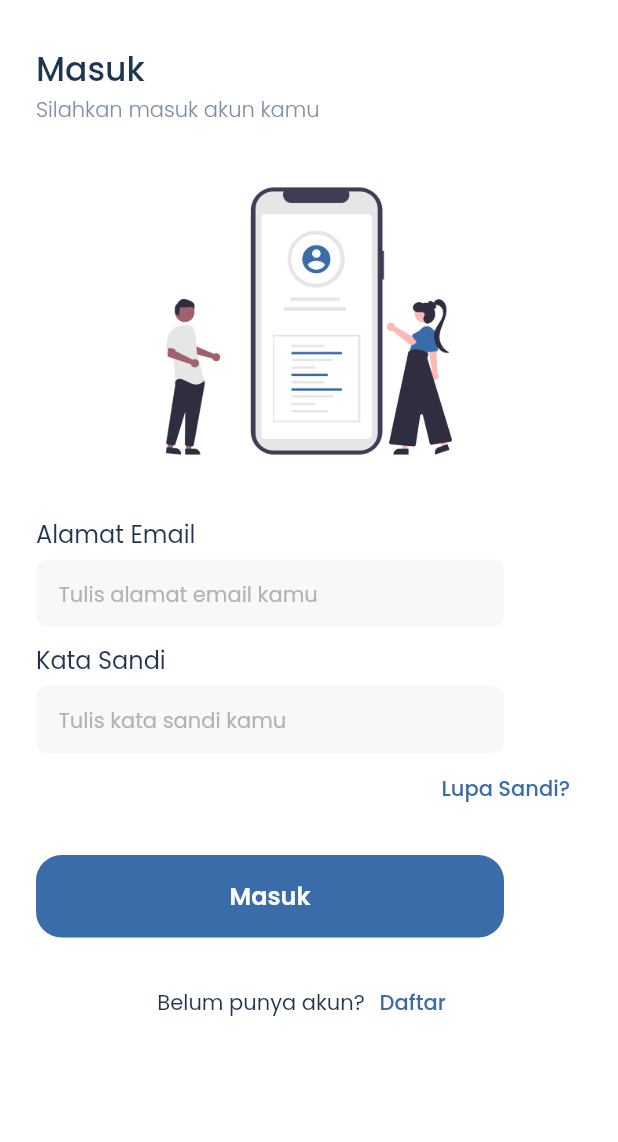
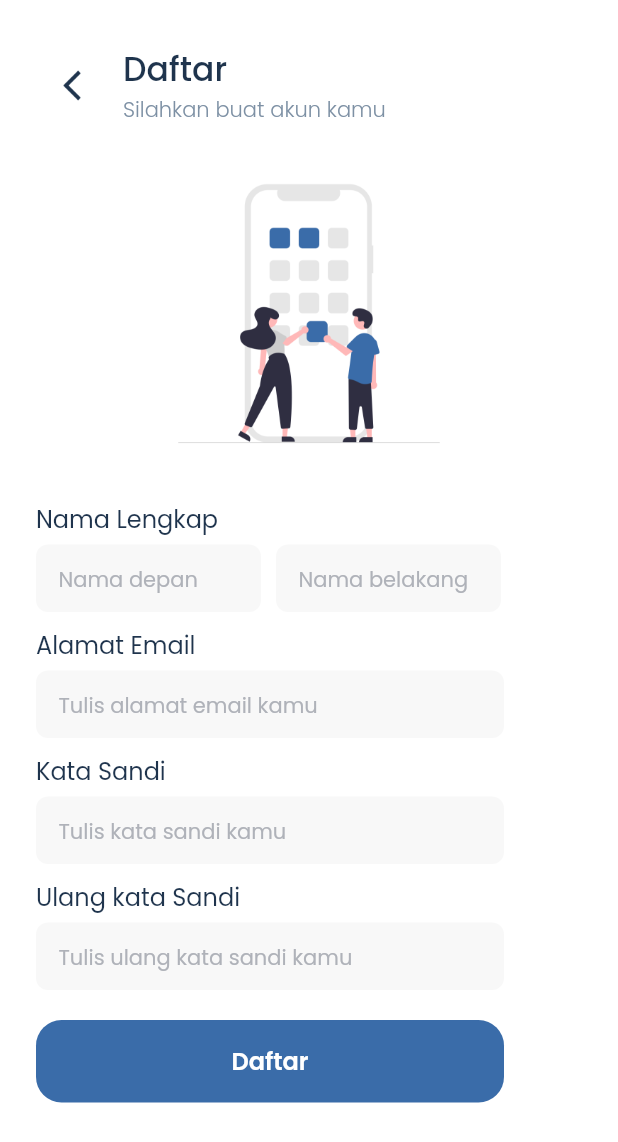
Before and after one commit to nadiamrnt/peka, a Flutter app: the screen it shows after launch, after a tap on "Daftar", on a phone screen of 412 x 824 dp. Shown: the top 1142 px of the screen. Run offline on Flutter 3.47's test engine with Material 2 defaults, Android fonts, the phone set to English and light mode, and no system bars; our stand-ins replace google_fonts.

Commit message:
Membuat halaman sign up

```diff
--- a/lib/ui/authentication_page/login_page.dart
+++ b/lib/ui/authentication_page/login_page.dart
@@ -1,5 +1,6 @@
 import 'package:flutter/material.dart';
 import 'package:peka/common/styles.dart';
+import 'package:peka/ui/authentication_page/signup_page.dart';
 import 'package:peka/widgets/button.dart';
 
 class LoginPage extends StatelessWidget {
@@ -136,7 +137,13 @@ class LoginPage extends StatelessWidget {
                       ),
                     ),
                     TextButton(
-                      onPressed: () {},
+                      onPressed: () {
+                        Navigator.push(
+                            context,
+                            MaterialPageRoute(
+                              builder: (context) => const SignupPage(),
+                            ));
+                      },
                       child: Text(
                         "Daftar",
                         style: purpleTextStyle.copyWith(
--- /dev/null
+++ b/lib/ui/authentication_page/signup_page.dart
@@ -0,0 +1,220 @@
+import 'package:flutter/material.dart';
+import 'package:peka/common/styles.dart';
+import 'package:peka/widgets/button.dart';
+
+class SignupPage extends StatelessWidget {
+  const SignupPage({Key? key}) : super(key: key);
+
+  @override
+  Widget build(BuildContext context) {
+    return SafeArea(
+      child: Scaffold(
+        backgroundColor: kWhiteColor,
+        body: SingleChildScrollView(
+          child: Padding(
+            padding:
+                const EdgeInsets.symmetric(vertical: 30.0, horizontal: 24.0),
+            child: Column(
+              crossAxisAlignment: CrossAxisAlignment.start,
+              children: [
+                // HEADER HALAMAN SIGN UP
+                Row(
+                  children: [
+                    IconButton(
+                      onPressed: () {
+                        Navigator.pop(context);
+                      },
+                      icon: Image.asset(
+                        "assets/icons/ic_back_signup.png",
+                        width: 24,
+                        height: 24,
+                      ),
+                    ),
+                    const SizedBox(
+                      width: 10.0,
+                    ),
+                    Column(
+                      crossAxisAlignment: CrossAxisAlignment.start,
+                      children: [
+                        Text(
+                          "Daftar",
+                          style: blackTextStyle.copyWith(
+                              fontSize: 22, fontWeight: medium),
+                        ),
+                        Text(
+                          "Silahkan buat akun kamu",
+                          style: greyTextStyle.copyWith(
+                              fontSize: 14, fontWeight: light),
+                        )
+                      ],
+                    )
+                  ],
+                ),
+                const SizedBox(
+                  height: 20.0,
+                ),
+                //ILUSTRASI SIGN UP
+                Center(
+                  child: SizedBox(
+                    width: 210,
+                    height: 210,
+                    child: Image.asset(
+                      'assets/images/ill_signup.png',
+                      width: MediaQuery.of(context).size.width,
+                      fit: BoxFit.cover,
+                    ),
+                  ),
+                ),
+                const SizedBox(
+                  height: 20.0,
+                ),
+                //TEXT NAMA LENGKAP
+                Text(
+                  "Nama Lengkap",
+                  style: blackTextStyle.copyWith(
+                      fontSize: 16, fontWeight: regular),
+                ),
+                const SizedBox(
+                  height: 5.0,
+                ),
+                //TEXT FIELD UNTUK NAMA DEPAN DAN NAMA BELAKANG
+                Row(
+                  children: [
+                    Container(
+                      width: 150.0,
+                      height: 45.0,
+                      padding: const EdgeInsets.symmetric(horizontal: 15.0),
+                      decoration: BoxDecoration(
+                          color: kGreyBgColor,
+                          borderRadius:
+                              BorderRadius.circular(defaultRadiusTextField)),
+                      child: TextField(
+                          decoration: InputDecoration(
+                              hintText: "Nama depan",
+                              hintStyle: greyHintTextStyle,
+                              border: InputBorder.none),
+                          style: blackTextStyle.copyWith(
+                              fontWeight: regular, fontSize: 14.0)),
+                    ),
+                    const SizedBox(
+                      width: 10.0,
+                    ),
+                    Container(
+                      width: 150.0,
+                      height: 45.0,
+                      padding: const EdgeInsets.symmetric(horizontal: 15.0),
+                      decoration: BoxDecoration(
+                          color: kGreyBgColor,
+                          borderRadius:
+                              BorderRadius.circular(defaultRadiusTextField)),
+                      child: TextField(
+                          decoration: InputDecoration(
+                              hintText: "Nama belakang",
+                              hintStyle: greyHintTextStyle,
+                              border: InputBorder.none),
+                          style: blackTextStyle.copyWith(
+                              fontWeight: regular, fontSize: 14.0)),
+                    ),
+                  ],
+                ),
+                const SizedBox(
+                  height: 10.0,
+                ),
+                //TEXT ALAMAT EMAIL
+                Text(
+                  "Alamat Email",
+                  style: blackTextStyle.copyWith(
+                      fontSize: 16, fontWeight: regular),
+                ),
+                const SizedBox(
+                  height: 5.0,
+                ),
+                //TEXTFIELD UNTUK ALAMAT EMAIL
+                Container(
+                  width: 312.0,
+                  height: 45.0,
+                  padding: const EdgeInsets.symmetric(horizontal: 15.0),
+                  decoration: BoxDecoration(
+                      color: kGreyBgColor,
+                      borderRadius:
+                          BorderRadius.circular(defaultRadiusTextField)),
+                  child: TextField(
+                      decoration: InputDecoration(
+                          hintText: "Tulis alamat email kamu",
+                          hintStyle: greyHintTextStyle,
+                          border: InputBorder.none),
+                      style: blackTextStyle.copyWith(
+                          fontWeight: regular, fontSize: 14.0)),
+                ),
+                const SizedBox(
+                  height: 10.0,
+                ),
+                //TEXT KATA SANDI
+                Text(
+                  "Kata Sandi",
+                  style: blackTextStyle.copyWith(
+                      fontSize: 16, fontWeight: regular),
+                ),
+                const SizedBox(
+                  height: 5.0,
+                ),
+                //TEXTFIELD UNTUK KATA SANDI
+                Container(
+                  width: 312.0,
+                  height: 45.0,
+                  padding: const EdgeInsets.symmetric(horizontal: 15.0),
+                  decoration: BoxDecoration(
+                      color: kGreyBgColor,
+                      borderRadius:
+                          BorderRadius.circular(defaultRadiusTextField)),
+                  child: TextField(
+                      obscureText: true,
+                      decoration: InputDecoration(
+                          hintText: "Tulis kata sandi kamu",
+                          hintStyle: greyHintTextStyle,
+                          border: InputBorder.none),
+                      style: blackTextStyle.copyWith(
+                          fontWeight: regular, fontSize: 14.0)),
+                ),
+                const SizedBox(
+                  height: 10.0,
+                ),
+                //TEXT ULANG KATA SANDI
+                Text(
+                  "Ulang kata Sandi",
+                  style: blackTextStyle.copyWith(
+                      fontSize: 16, fontWeight: regular),
+                ),
+                const SizedBox(
+                  height: 5.0,
+                ),
+                //TEXTFIELD UNTUK ULANG KATA SANDI
+                Container(
+                  width: 312.0,
+                  height: 45.0,
+                  padding: const EdgeInsets.symmetric(horizontal: 15.0),
+                  decoration: BoxDecoration(
+                      color: kGreyBgColor,
+                      borderRadius:
+                          BorderRadius.circular(defaultRadiusTextField)),
+                  child: TextField(
+                      obscureText: true,
+                      decoration: InputDecoration(
+                          hintText: "Tulis ulang kata sandi kamu",
+                          hintStyle: greyHintTextStyle,
+                          border: InputBorder.none),
+                      style: blackTextStyle.copyWith(
+                          fontWeight: regular, fontSize: 14.0)),
+                ),
+                const SizedBox(
+                  height: 20.0,
+                ),
+                const Button(textButton: "Daftar"),
+              ],
+            ),
+          ),
+        ),
+      ),
+    );
+  }
+}
```
Also changed, not shown: assets/images/ill_signup.png.
